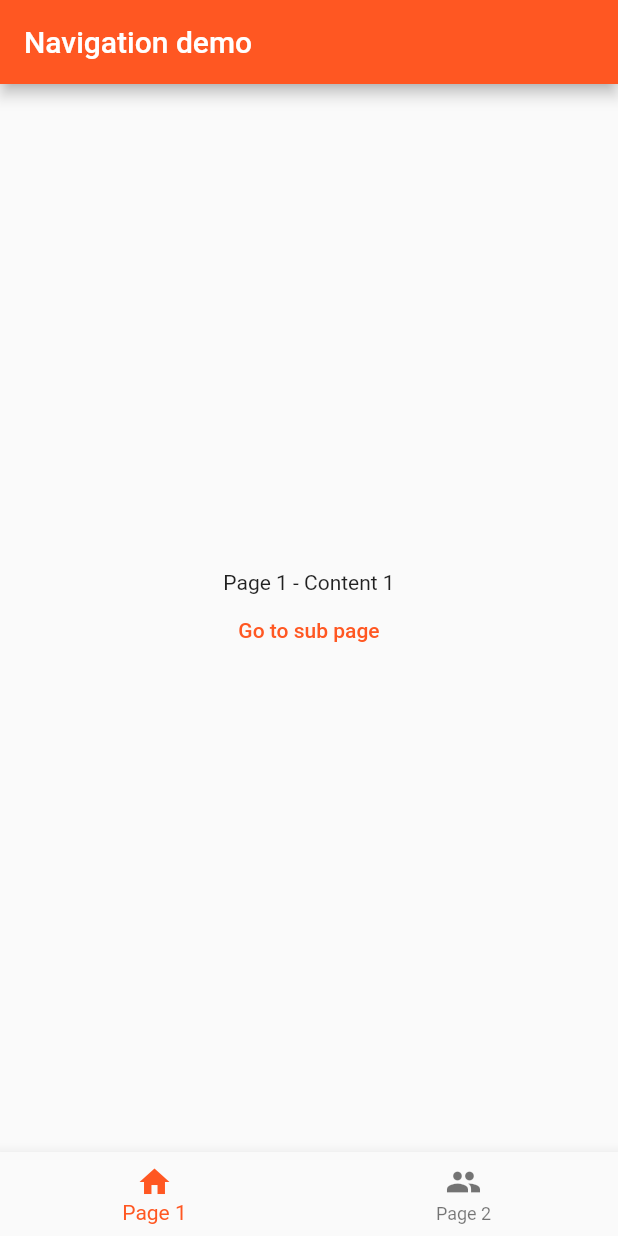
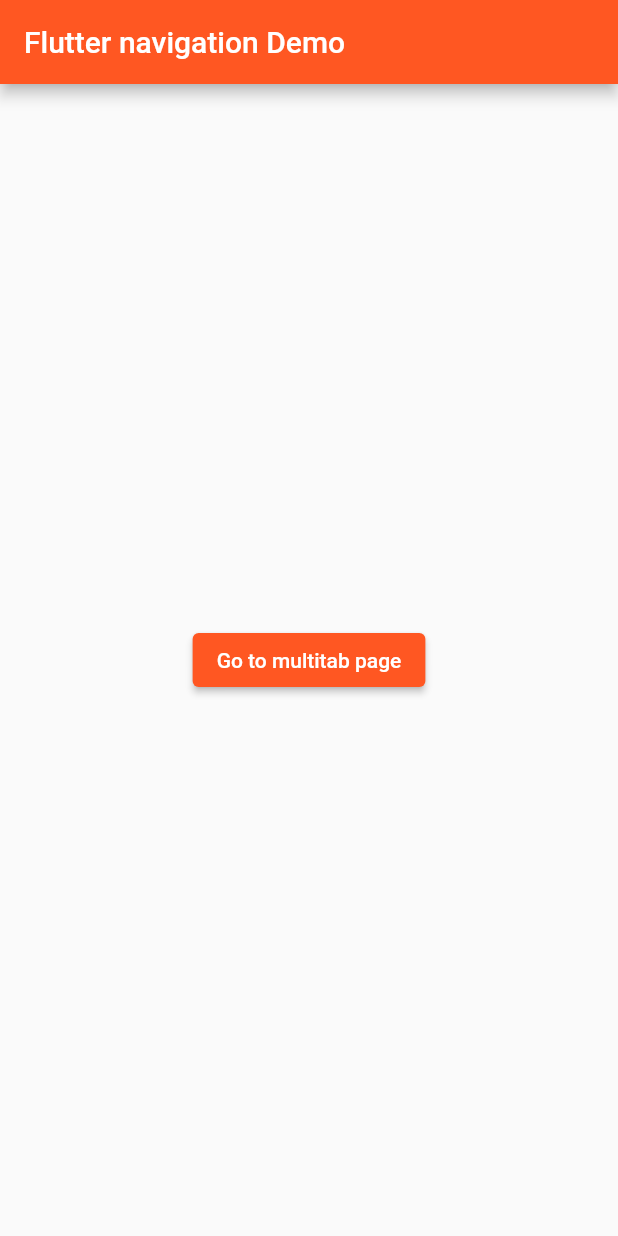
Before and after one commit to suesitran/flutter_navigation_demo, a Flutter app: the screen it shows after launch, on a phone screen of 412 x 824 dp. Run offline on Flutter 3.47's test engine with Material 2 defaults, Android fonts, the light colour scheme and no system bars.

Commit message:
Add single page outside, then navigate to multi tab page

```diff
--- a/lib/main.dart
+++ b/lib/main.dart
@@ -16,7 +16,24 @@
       theme: ThemeData(
         primarySwatch: Colors.deepOrange,
       ),
-      home: const MainPage(),
+      home: const SinglePage(),
     );
   }
 }
+
+class SinglePage extends StatelessWidget {
+  const SinglePage({Key? key}) : super(key: key);
+
+  @override
+  Widget build(BuildContext context) => Scaffold(
+    appBar: AppBar(
+      title: const Text('Flutter navigation Demo'),
+    ),
+    body: Center(
+      child: ElevatedButton(
+        onPressed: () => Navigator.of(context).push(MaterialPageRoute(builder: (context) => const MainPage())),
+        child: const Text('Go to multitab page'),
+      ),
+    ),
+  );
+}
```
